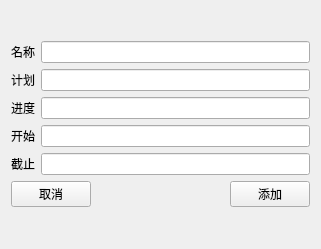
Before: the Qt Designer form FinalProject/goal_record_window.ui in musuwer/QtCourse, drawn with Qt 5.
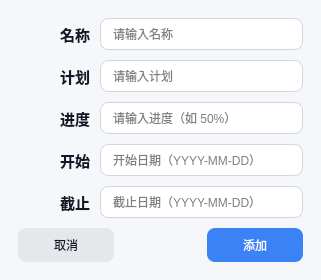
After: the same form once the commit is applied.

```diff
--- a/FinalProject/goal_record_window.ui
+++ b/FinalProject/goal_record_window.ui
@@ -2,6 +2,58 @@
 <ui version="4.0">
  <class>GoalRecordWindow</class>
  <widget class="QWidget" name="GoalRecordWindow">
+  <property name="styleSheet">
+   <string notr="true">QWidget#GoalRecordWindow {
+  background: #F5F7FA;
+}
+QLabel {
+  color: #111827;
+}
+QLineEdit, QTextEdit {
+  background: #FFFFFF;
+  border: 1px solid #D0D7DE;
+  border-radius: 8px;
+  padding: 6px 10px;
+}
+QLineEdit:focus, QTextEdit:focus {
+  border: 1px solid #3B82F6;
+}
+QTextEdit {
+  padding: 8px 10px;
+}
+QPushButton {
+  background: #3B82F6;
+  color: white;
+  border: none;
+  border-radius: 8px;
+  padding: 8px 16px;
+}
+QPushButton:hover {
+  background: #2563EB;
+}
+QPushButton:pressed {
+  background: #1D4ED8;
+}
+QPushButton:disabled {
+  background: #9CA3AF;
+}
+QPushButton#pushButton {
+  background: #E5E7EB;
+  color: #111827;
+}
+QPushButton#pushButton:hover {
+  background: #D1D5DB;
+}
+QPushButton#pushButton:pressed {
+  background: #C7CDD6;
+}</string>
+  </property>
+  <property name="font">
+   <font>
+    <family>Microsoft YaHei UI</family>
+    <pointsize>11</pointsize>
+   </font>
+  </property>
   <property name="geometry">
    <rect>
     <x>0</x>
@@ -11,83 +63,345 @@
    </rect>
   </property>
   <property name="windowTitle">
-   <string>Form</string>
-  </property>
-  <property name="styleSheet">
-   <string notr="true" />
+   <string>添加目标</string>
   </property>
   <layout class="QVBoxLayout" name="verticalLayout_3">
+   <property name="spacing">
+    <number>12</number>
+   </property>
+   <property name="bottomMargin">
+    <number>18</number>
+   </property>
+   <property name="rightMargin">
+    <number>18</number>
+   </property>
+   <property name="topMargin">
+    <number>18</number>
+   </property>
+   <property name="leftMargin">
+    <number>18</number>
+   </property>
    <item>
     <layout class="QVBoxLayout" name="verticalLayout_2">
+     <property name="spacing">
+      <number>10</number>
+     </property>
+     <property name="bottomMargin">
+      <number>0</number>
+     </property>
+     <property name="rightMargin">
+      <number>0</number>
+     </property>
+     <property name="topMargin">
+      <number>0</number>
+     </property>
+     <property name="leftMargin">
+      <number>0</number>
+     </property>
      <item>
       <layout class="QVBoxLayout" name="verticalLayout">
+       <property name="spacing">
+        <number>10</number>
+       </property>
+       <property name="bottomMargin">
+        <number>0</number>
+       </property>
+       <property name="rightMargin">
+        <number>0</number>
+       </property>
+       <property name="topMargin">
+        <number>0</number>
+       </property>
+       <property name="leftMargin">
+        <number>0</number>
+       </property>
        <item>
         <layout class="QHBoxLayout" name="horizontalLayout_5">
+         <property name="spacing">
+          <number>10</number>
+         </property>
+         <property name="bottomMargin">
+          <number>0</number>
+         </property>
+         <property name="rightMargin">
+          <number>0</number>
+         </property>
+         <property name="topMargin">
+          <number>0</number>
+         </property>
+         <property name="leftMargin">
+          <number>0</number>
+         </property>
          <item>
           <widget class="QLabel" name="label">
+           <property name="font">
+            <font>
+             <family>Microsoft YaHei UI</family>
+             <pointsize>11</pointsize>
+             <bold>true</bold>
+            </font>
+           </property>
+           <property name="alignment">
+            <set>Qt::AlignRight|Qt::AlignVCenter</set>
+           </property>
+           <property name="minimumSize">
+            <size>
+             <width>72</width>
+             <height>0</height>
+            </size>
+           </property>
            <property name="text">
             <string>名称</string>
            </property>
           </widget>
          </item>
          <item>
-          <widget class="QLineEdit" name="lineEdit" />
+          <widget class="QLineEdit" name="lineEdit">
+           <property name="minimumSize">
+            <size>
+             <width>0</width>
+             <height>32</height>
+            </size>
+           </property>
+           <property name="clearButtonEnabled">
+            <bool>true</bool>
+           </property>
+           <property name="placeholderText">
+            <string>请输入名称</string>
+           </property>
+          </widget>
          </item>
         </layout>
        </item>
        <item>
         <layout class="QHBoxLayout" name="horizontalLayout_4">
+         <property name="spacing">
+          <number>10</number>
+         </property>
+         <property name="bottomMargin">
+          <number>0</number>
+         </property>
+         <property name="rightMargin">
+          <number>0</number>
+         </property>
+         <property name="topMargin">
+          <number>0</number>
+         </property>
+         <property name="leftMargin">
+          <number>0</number>
+         </property>
          <item>
           <widget class="QLabel" name="label_2">
+           <property name="font">
+            <font>
+             <family>Microsoft YaHei UI</family>
+             <pointsize>11</pointsize>
+             <bold>true</bold>
+            </font>
+           </property>
+           <property name="alignment">
+            <set>Qt::AlignRight|Qt::AlignVCenter</set>
+           </property>
+           <property name="minimumSize">
+            <size>
+             <width>72</width>
+             <height>0</height>
+            </size>
+           </property>
            <property name="text">
             <string>计划</string>
            </property>
           </widget>
          </item>
          <item>
-          <widget class="QLineEdit" name="lineEdit_2" />
+          <widget class="QLineEdit" name="lineEdit_2">
+           <property name="minimumSize">
+            <size>
+             <width>0</width>
+             <height>32</height>
+            </size>
+           </property>
+           <property name="clearButtonEnabled">
+            <bool>true</bool>
+           </property>
+           <property name="placeholderText">
+            <string>请输入计划</string>
+           </property>
+          </widget>
          </item>
         </layout>
        </item>
        <item>
         <layout class="QHBoxLayout" name="horizontalLayout_3">
+         <property name="spacing">
+          <number>10</number>
+         </property>
+         <property name="bottomMargin">
+          <number>0</number>
+         </property>
+         <property name="rightMargin">
+          <number>0</number>
+         </property>
+         <property name="topMargin">
+          <number>0</number>
+         </property>
+         <property name="leftMargin">
+          <number>0</number>
+         </property>
          <item>
           <widget class="QLabel" name="label_3">
+           <property name="font">
+            <font>
+             <family>Microsoft YaHei UI</family>
+             <pointsize>11</pointsize>
+             <bold>true</bold>
+            </font>
+           </property>
+           <property name="alignment">
+            <set>Qt::AlignRight|Qt::AlignVCenter</set>
+           </property>
+           <property name="minimumSize">
+            <size>
+             <width>72</width>
+             <height>0</height>
+            </size>
+           </property>
            <property name="text">
             <string>进度</string>
            </property>
           </widget>
          </item>
          <item>
-          <widget class="QLineEdit" name="lineEdit_3" />
+          <widget class="QLineEdit" name="lineEdit_3">
+           <property name="minimumSize">
+            <size>
+             <width>0</width>
+             <height>32</height>
+            </size>
+           </property>
+           <property name="clearButtonEnabled">
+            <bool>true</bool>
+           </property>
+           <property name="placeholderText">
+            <string>请输入进度（如 50%）</string>
+           </property>
+          </widget>
          </item>
         </layout>
        </item>
        <item>
         <layout class="QHBoxLayout" name="horizontalLayout_2">
+         <property name="spacing">
+          <number>10</number>
+         </property>
+         <property name="bottomMargin">
+          <number>0</number>
+         </property>
+         <property name="rightMargin">
+          <number>0</number>
+         </property>
+         <property name="topMargin">
+          <number>0</number>
+         </property>
+         <property name="leftMargin">
+          <number>0</number>
+         </property>
          <item>
           <widget class="QLabel" name="label_4">
+           <property name="font">
+            <font>
+             <family>Microsoft YaHei UI</family>
+             <pointsize>11</pointsize>
+             <bold>true</bold>
+            </font>
+           </property>
+           <property name="alignment">
+            <set>Qt::AlignRight|Qt::AlignVCenter</set>
+           </property>
+           <property name="minimumSize">
+            <size>
+             <width>72</width>
+             <height>0</height>
+            </size>
+           </property>
            <property name="text">
             <string>开始</string>
            </property>
           </widget>
          </item>
          <item>
-          <widget class="QLineEdit" name="lineEdit_4" />
+          <widget class="QLineEdit" name="lineEdit_4">
+           <property name="minimumSize">
+            <size>
+             <width>0</width>
+             <height>32</height>
+            </size>
+           </property>
+           <property name="clearButtonEnabled">
+            <bool>true</bool>
+           </property>
+           <property name="placeholderText">
+            <string>开始日期（YYYY-MM-DD）</string>
+           </property>
+          </widget>
          </item>
         </layout>
        </item>
        <item>
         <layout class="QHBoxLayout" name="horizontalLayout">
+         <property name="spacing">
+          <number>10</number>
+         </property>
+         <property name="bottomMargin">
+          <number>0</number>
+         </property>
+         <property name="rightMargin">
+          <number>0</number>
+         </property>
+         <property name="topMargin">
+          <number>0</number>
+         </property>
+         <property name="leftMargin">
+          <number>0</number>
+         </property>
          <item>
           <widget class="QLabel" name="label_5">
+           <property name="font">
+            <font>
+             <family>Microsoft YaHei UI</family>
+             <pointsize>11</pointsize>
+             <bold>true</bold>
+            </font>
+           </property>
+           <property name="alignment">
+            <set>Qt::AlignRight|Qt::AlignVCenter</set>
+           </property>
+           <property name="minimumSize">
+            <size>
+             <width>72</width>
+             <height>0</height>
+            </size>
+           </property>
            <property name="text">
             <string>截止</string>
            </property>
           </widget>
          </item>
          <item>
-          <widget class="QLineEdit" name="lineEdit_5" />
+          <widget class="QLineEdit" name="lineEdit_5">
+           <property name="minimumSize">
+            <size>
+             <width>0</width>
+             <height>32</height>
+            </size>
+           </property>
+           <property name="clearButtonEnabled">
+            <bool>true</bool>
+           </property>
+           <property name="placeholderText">
+            <string>截止日期（YYYY-MM-DD）</string>
+           </property>
+          </widget>
          </item>
         </layout>
        </item>
@@ -95,8 +409,29 @@
      </item>
      <item>
       <layout class="QHBoxLayout" name="horizontalLayout_6">
+       <property name="spacing">
+        <number>10</number>
+       </property>
+       <property name="bottomMargin">
+        <number>0</number>
+       </property>
+       <property name="rightMargin">
+        <number>0</number>
+       </property>
+       <property name="topMargin">
+        <number>0</number>
+       </property>
+       <property name="leftMargin">
+        <number>0</number>
+       </property>
        <item>
         <widget class="QPushButton" name="pushButton">
+         <property name="minimumSize">
+          <size>
+           <width>96</width>
+           <height>34</height>
+          </size>
+         </property>
          <property name="text">
           <string>取消</string>
          </property>
@@ -117,6 +452,12 @@
        </item>
        <item>
         <widget class="QPushButton" name="pushButton_2">
+         <property name="minimumSize">
+          <size>
+           <width>96</width>
+           <height>34</height>
+          </size>
+         </property>
          <property name="text">
           <string>添加</string>
          </property>
```
Left out of the diff: 6 changed lines with no effect on the pictures.
